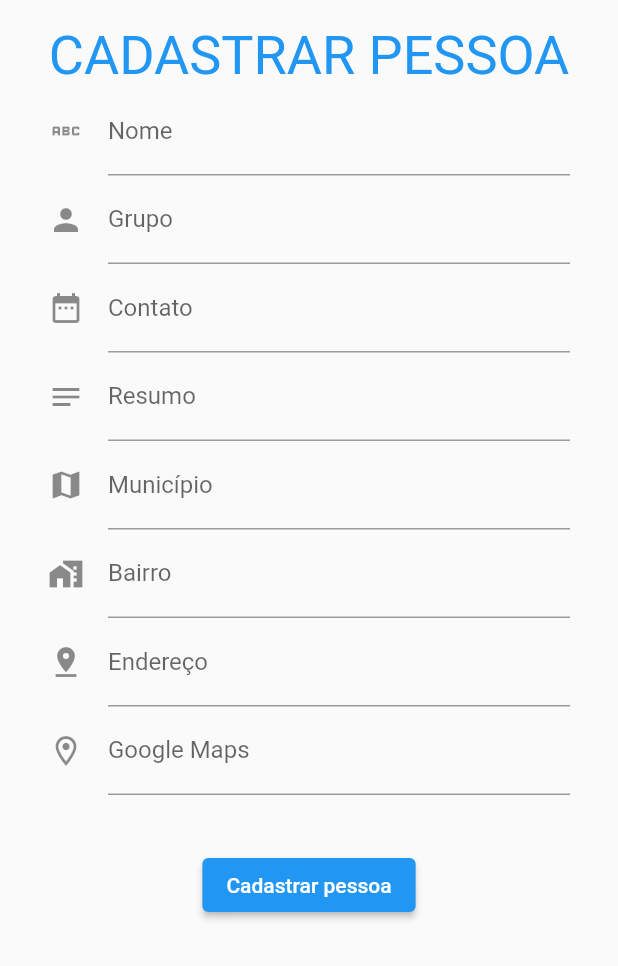
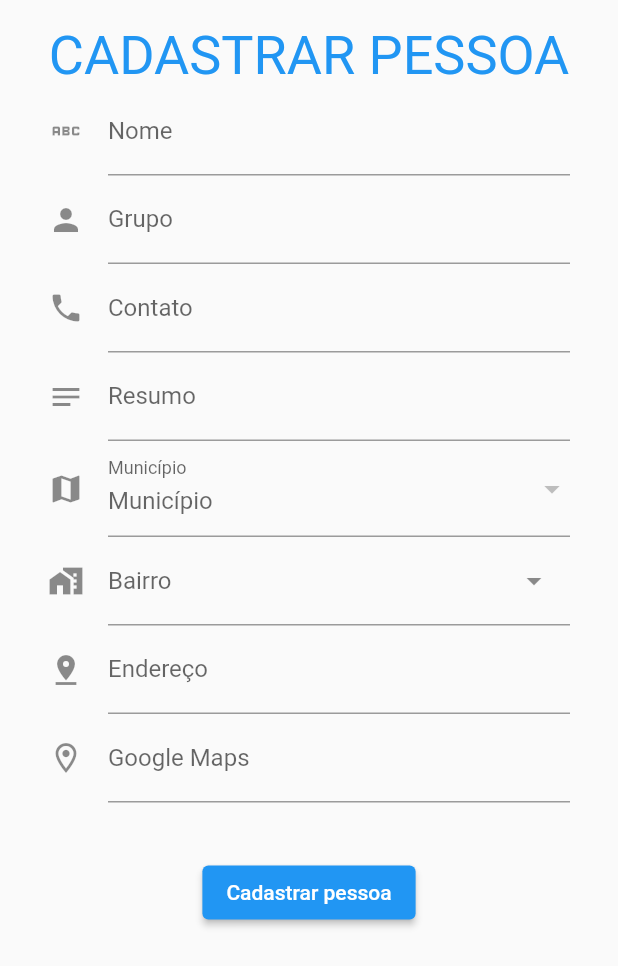
Before and after one commit to lleandroo93/romaniz, a Flutter app: the CadastrarPessoasView screen opened directly, on a phone screen of 412 x 824 dp. Shown: the top 966 px of the screen. Run offline on Flutter 3.47's test engine with Material 2 defaults, Android fonts, the phone set to English and light mode, and no system bars; drawn by our look-alikes of dropdown_search; our stand-ins replace calendar_view, easy_sidemenu, flutter_mobx, go_router, mobx; generated files the repository leaves out were written again; network calls fail.

Commit message:
search dropdown, init crud pessoa

```diff
--- a/lib/constants.dart
+++ b/lib/constants.dart
@@ -1,8 +1,8 @@
 import 'package:romaniz/model/cidade.dart';
 
 class Endpoints {
-  // static const BASE_URL = 'http://localhost:8080';
-  static const BASE_URL = 'https://ancient-refuge-23751.herokuapp.com';
+  static const BASE_URL = 'http://localhost:8080';
+  // static const BASE_URL = 'https://ancient-refuge-23751.herokuapp.com';
   static const uf_id = '0ff948e2-2f7a-4290-99b5-bf4a45052ed9'; // Roraima
 
   static Uri get listarCidades => Uri.parse('$BASE_URL/uf/$uf_id/cidade');
--- a/lib/model/bairro.dart
+++ b/lib/model/bairro.dart
@@ -13,4 +13,7 @@ class Bairro {
   });
 
   factory Bairro.fromJson(Map<String, dynamic> json) => _$BairroFromJson(json);
+
+  @override
+  String toString() => nome;
 }
--- /dev/null
+++ b/lib/model/pessoa.dart
@@ -0,0 +1,24 @@
+import 'package:romaniz/model/bairro.dart';
+import 'package:romaniz/model/cidade.dart';
+
+class Pessoa {
+  String nome;
+  String? grupo;
+  String? contato;
+  String? resumo;
+  Cidade? cidade;
+  Bairro? bairro;
+  String? endereco;
+  String? googleMaps;
+
+  Pessoa({
+    required this.nome,
+    this.grupo,
+    this.contato,
+    this.resumo,
+    this.cidade,
+    this.bairro,
+    this.endereco,
+    this.googleMaps,
+  });
+}
--- a/lib/resources/bairro_resources.dart
+++ b/lib/resources/bairro_resources.dart
@@ -9,7 +9,7 @@ class BairroResources {
   Future<List<Bairro>> listarPorCidade(Cidade cidade) async {
     final response = await http.get(Endpoints.listarBairrosPorCidade(cidade));
     if (response.statusCode == 200) {
-      return (jsonDecode(response.body) as List).map((e) => Bairro.fromJson(e)).toList();
+      return (jsonDecode(utf8.decode(response.bodyBytes)) as List).map((e) => Bairro.fromJson(e)).toList();
     } else {
       return [];
     }
--- a/lib/views/home/pessoas/cadastrar_pessoas_view.dart
+++ b/lib/views/home/pessoas/cadastrar_pessoas_view.dart
@@ -1,58 +1,107 @@
 import 'package:flutter/material.dart';
+import 'package:flutter_mobx/flutter_mobx.dart';
+import 'package:romaniz/model/pessoa.dart';
+import 'package:romaniz/views/home/pessoas/cadastrar_pessoas_viewmodel.dart';
+import 'package:romaniz/widgets/bairro_dropdown_widget%20.dart';
+import 'package:romaniz/widgets/municipio_dropdown_widget.dart';
+import 'package:romaniz/widgets/my_text_form_widget.dart';
 
-class CadastrarPessoasView extends StatelessWidget {
+class CadastrarPessoasView extends StatefulWidget {
   static const String route = 'cadastrar-pessoas';
   const CadastrarPessoasView({super.key});
 
   @override
+  State<CadastrarPessoasView> createState() => _CadastrarPessoasViewState();
+}
+
+class _CadastrarPessoasViewState extends State<CadastrarPessoasView> {
+  bool loading = false;
+  CadastrarPessoasViewModel viewModel = CadastrarPessoasViewModel();
+  TextEditingController? _nomeController;
+  TextEditingController? _grupoController;
+  TextEditingController? _contatoController;
+  TextEditingController? _resumoController;
+  TextEditingController? _enderecoController;
+  TextEditingController? _googleMapsController;
+
+  @override
+  void initState() {
+    super.initState();
+    _nomeController = TextEditingController();
+    _contatoController = TextEditingController();
+    _grupoController = TextEditingController();
+    _resumoController = TextEditingController();
+    _enderecoController = TextEditingController();
+    _googleMapsController = TextEditingController();
+  }
+
+  @override
+  void dispose() {
+    _nomeController?.dispose();
+    _contatoController?.dispose();
+    _grupoController?.dispose();
+    _resumoController?.dispose();
+    _enderecoController?.dispose();
+    _googleMapsController?.dispose();
+    super.dispose();
+  }
+
+  @override
   Widget build(BuildContext context) {
-    return Scaffold(
+    return loading
+        ? const Center(child: CircularProgressIndicator())
+        : Scaffold(
             body: Padding(
               padding: const EdgeInsets.symmetric(vertical: 16.0, horizontal: 32),
               child: Column(
                 children: [
                   const Text('CADASTRAR PESSOA', style: TextStyle(fontSize: 36, color: Colors.blue)),
-            const _FormWidget(iconData: Icons.abc, label: 'Nome'),
-            const _FormWidget(iconData: Icons.person, label: 'Grupo'),
-            const _FormWidget(iconData: Icons.date_range, label: 'Contato'),
-            const _FormWidget(iconData: Icons.notes, label: 'Resumo'),
-            const _FormWidget(iconData: Icons.map, label: 'Município'),
-            const _FormWidget(iconData: Icons.maps_home_work, label: 'Bairro'),
-            const _FormWidget(iconData: Icons.pin_drop, label: 'Endereço'),
-            const _FormWidget(iconData: Icons.room_outlined, label: 'Google Maps'),
+                  MyTextFormWidget(iconData: Icons.abc, label: 'Nome', controller: _nomeController),
+                  MyTextFormWidget(iconData: Icons.person, label: 'Grupo', controller: _grupoController),
+                  MyTextFormWidget(iconData: Icons.phone, label: 'Contato', controller: _contatoController),
+                  MyTextFormWidget(iconData: Icons.notes, label: 'Resumo', controller: _resumoController),
+                  Observer(builder: (_) {
+                    return MunicipioDropDownWidget(
+                      cidades: viewModel.cidades,
+                      onChanged: (cidade) => viewModel.cidadeSelecionada = cidade,
+                    );
+                  }),
+                  Observer(builder: (_) {
+                    return BairroDropDownWidget(
+                      bairros: viewModel.bairros,
+                      onChanged: (bairro) => viewModel.bairroSelecionado = bairro,
+                    );
+                  }),
+                  MyTextFormWidget(iconData: Icons.pin_drop, label: 'Endereço', controller: _enderecoController),
+                  MyTextFormWidget(
+                      iconData: Icons.room_outlined, label: 'Google Maps', controller: _googleMapsController),
                   Padding(
                     padding: const EdgeInsets.all(36.0),
-              child: ElevatedButton(onPressed: () {}, child: const Text('Cadastrar pessoa')),
+                    child: ElevatedButton(onPressed: _cadastrar, child: const Text('Cadastrar pessoa')),
                   ),
                 ],
               ),
             ),
           );
   }
-}
 
-class _FormWidget extends StatelessWidget {
-  final IconData iconData;
-  final String label;
-  const _FormWidget({
-    super.key,
-    required this.iconData,
-    required this.label,
+  void _cadastrar() async {
+    setState(() {
+      loading = true;
     });
-
-  @override
-  Widget build(BuildContext context) {
-    return Row(
-      children: [
-        Expanded(
-          child: TextFormField(
-            decoration: InputDecoration(
-              label: Text(label),
-              icon: Icon(iconData),
-            ),
-          ),
-        ),
-      ],
-    );
+    await viewModel.cadastrar(Pessoa(
+      nome: _nomeController?.text ?? 'CADASTRO INCOMPLETO',
+      grupo: _grupoController?.text,
+      contato: _contatoController?.text,
+      resumo: _resumoController?.text,
+      cidade: viewModel.cidadeSelecionada,
+      bairro: viewModel.bairroSelecionado,
+      endereco: _enderecoController?.text,
+      googleMaps: _googleMapsController?.text,
+    ));
+    setState(() {
+      loading = false;
+      Navigator.pop(context);
+    });
   }
 }
--- /dev/null
+++ b/lib/views/home/pessoas/cadastrar_pessoas_viewmodel.dart
@@ -0,0 +1,35 @@
+import 'package:romaniz/model/bairro.dart';
+import 'package:romaniz/model/cidade.dart';
+import 'package:romaniz/model/pessoa.dart';
+import 'package:romaniz/resources/bairro_resources.dart';
+import 'package:romaniz/resources/cidade_resources.dart';
+import 'package:romaniz/views/home/pessoas/cadastrar_pessoas_store.dart';
+
+class CadastrarPessoasViewModel {
+  final _store = CadastrarPessoasStore();
+
+  List<Cidade> get cidades => _store.cidades;
+  List<Bairro> get bairros => _store.bairros;
+  Cidade? get cidadeSelecionada => _store.cidadeSelecionada;
+  Bairro? bairroSelecionado;
+
+  set cidadeSelecionada(Cidade? cidade) {
+    _store.updateCidadeSelecionada(cidade);
+    if (cidade != null) {
+      BairroResources().listarPorCidade(cidade).then((bairros) => _store.setBairros(bairros));
+    }
+  }
+
+  CadastrarPessoasViewModel() {
+    _buscarCidades();
+  }
+
+  void _buscarCidades() async {
+    final cidades = await CidadeResources().listarTodasDeRoraima();
+    _store.setCidades(cidades);
+  }
+
+  Future cadastrar(Pessoa pessoa) {
+    return Future.delayed(const Duration(seconds: 1));
+  }
+}
--- /dev/null
+++ b/lib/widgets/bairro_dropdown_widget .dart
@@ -0,0 +1,66 @@
+import 'package:dropdown_search/dropdown_search.dart';
+import 'package:flutter/material.dart';
+import 'package:romaniz/model/bairro.dart';
+
+class BairroDropDownWidget extends StatefulWidget {
+  final List<Bairro> bairros;
+  final void Function(Bairro? bairro) onChanged;
+
+  const BairroDropDownWidget({
+    super.key,
+    required this.bairros,
+    required this.onChanged,
+  });
+
+  @override
+  State<BairroDropDownWidget> createState() => _BairroDropDownWidgetState();
+}
+
+class _BairroDropDownWidgetState extends State<BairroDropDownWidget> {
+  Bairro? dropdownValue;
+  @override
+  Widget build(BuildContext context) {
+    return DropdownSearch<Bairro>(
+      items: widget.bairros,
+      onChanged: (value) {
+        setState(() {
+          dropdownValue = value;
+        });
+        widget.onChanged(value);
+      },
+      popupProps: const PopupProps.menu(
+        showSelectedItems: true,
+        showSearchBox: true,
+        searchFieldProps: TextFieldProps(autofocus: true),
+      ),
+      dropdownDecoratorProps: const DropDownDecoratorProps(
+        dropdownSearchDecoration: InputDecoration(
+          labelText: 'Bairro',
+          icon: Icon(Icons.maps_home_work),
+        ),
+      ),
+      compareFn: (item1, item2) => item1.nome == item2.nome,
+      itemAsString: (item) => item.nome,
+    );
+    // return DropdownButtonFormField<Bairro>(
+    //   value: dropdownValue,
+    //   hint: const Text('Bairro'),
+    //   decoration: const InputDecoration(
+    //     label: Text('Bairro'),
+    //     icon: Icon(Icons.maps_home_work),
+    //   ),
+    //   items: widget.bairros
+    //       .map((bairro) => DropdownMenuItem(
+    //             value: bairro,
+    //             child: Text(bairro.nome),
+    //           ))
+    //       .toList(),
+    //   onChanged: (value) {
+    //     setState(() {
+    //       dropdownValue = value!;
+    //     });
+    //     widget.onChanged(value);
+    //   },
+    // );
+  }
+}
--- /dev/null
+++ b/lib/widgets/my_text_form_widget.dart
@@ -0,0 +1,30 @@
+import 'package:flutter/material.dart';
+
+class MyTextFormWidget extends StatelessWidget {
+  final IconData iconData;
+  final String label;
+  final TextEditingController? controller;
+  const MyTextFormWidget({
+    super.key,
+    required this.iconData,
+    required this.label,
+    this.controller,
+  });
+
+  @override
+  Widget build(BuildContext context) {
+    return Row(
+      children: [
+        Expanded(
+          child: TextFormField(
+            controller: controller,
+            decoration: InputDecoration(
+              label: Text(label),
+              icon: Icon(iconData),
+            ),
+          ),
+        ),
+      ],
+    );
+  }
+}
```
Also changed, not shown: lib/views/home/cadastrar_evento/bairro_dropdown_widget .dart (deleted, +0 -43 lines), lib/views/home/cadastrar_evento/cadastrar_evento_view.dart (+9 -37 lines), lib/views/home/pessoas/cadastrar_pessoas_store.dart (added, +32 -0 lines), lib/views/home/pessoas/cadastrar_pessoas_store.g.dart (added), lib/widgets/municipio_dropdown_widget.dart (renamed from lib/views/home/cadastrar_evento/municipio_dropdown_widget.dart). Lines whose indentation alone changed are shown as unchanged.
